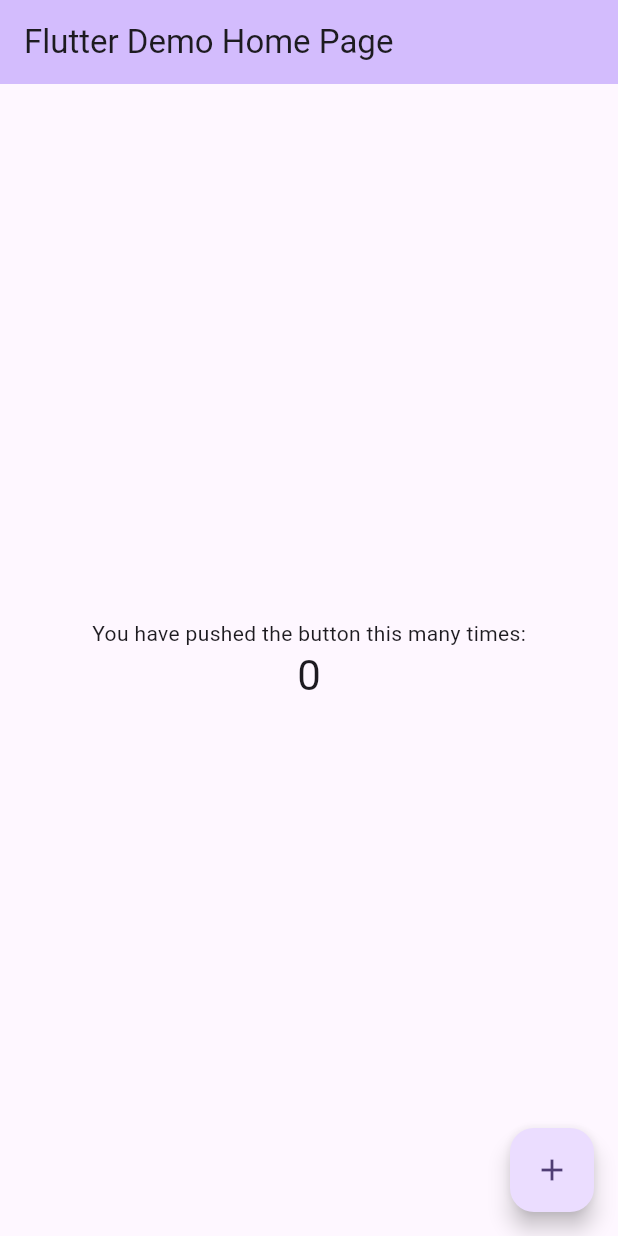
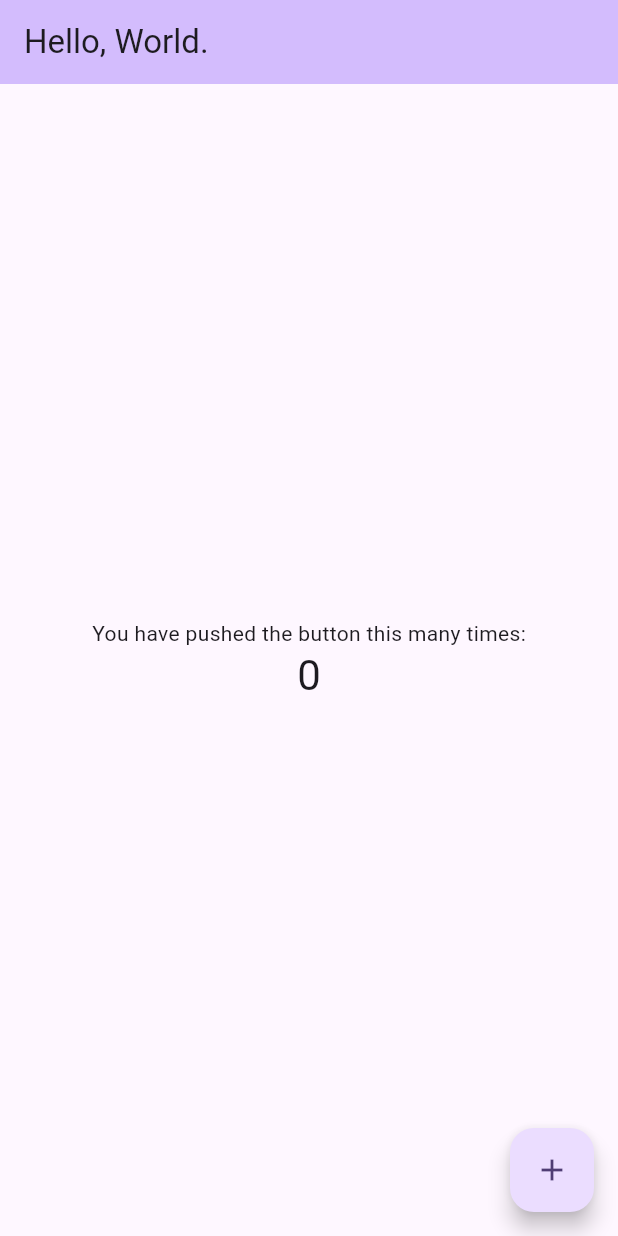
Before and after one commit to miclemabasie/Flutter-Tutotrials, a Flutter app: the screen it shows after launch, on a phone screen of 412 x 824 dp. Run offline on Flutter 3.47's test engine with Material 3 defaults, Android fonts, the phone set to English and light mode, and no system bars.

Commit message:
first commit

```diff
--- a/lib/main.dart
+++ b/lib/main.dart
@@ -30,7 +30,7 @@ class MyApp extends StatelessWidget {
         // tested with just a hot reload.
         colorScheme: ColorScheme.fromSeed(seedColor: Colors.deepPurple),
       ),
-      home: const MyHomePage(title: 'Flutter Demo Home Page'),
+      home: const MyHomePage(title: 'Hello, World.'),
     );
   }
 }
```
